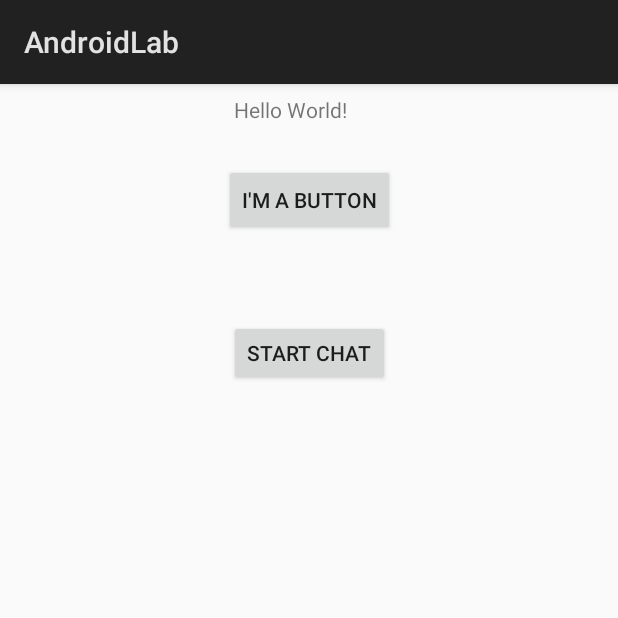
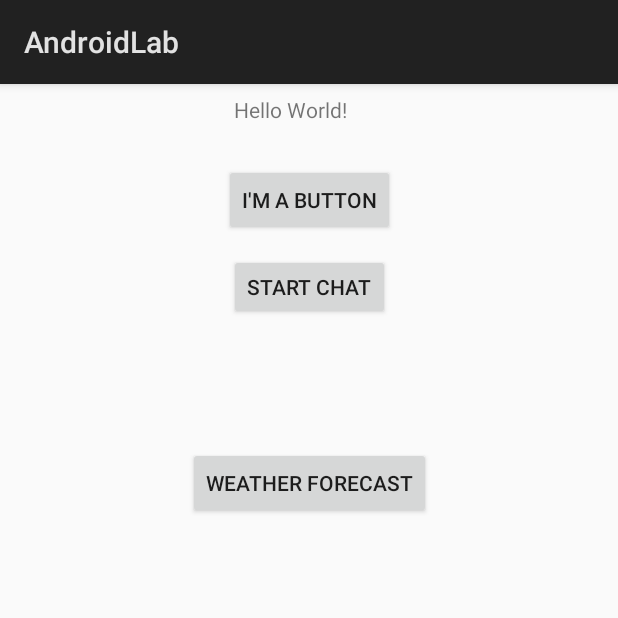
Before and after one commit to ThanhTrac/CST2335, an Android app: the StartActivity screen opened directly, with no data from a screen before it, on a phone screen of 412 x 824 dp, the top half of it. Run offline under Robolectric (Android 15) with nearby library versions, the phone set to English and light mode, and no system bars.

Commit message:
Finshed lab 5

```diff
--- a/app/build.gradle
+++ b/app/build.gradle
@@ -22,6 +22,7 @@ android {
 dependencies {
     implementation fileTree(dir: 'libs', include: ['*.jar'])
     implementation 'com.android.support.constraint:constraint-layout:1.0.2'
+    implementation 'com.android.support:appcompat-v7:26.1.0'
     testImplementation 'junit:junit:4.12'
     androidTestImplementation('com.android.support.test.espresso:espresso-core:3.0.1', {
         exclude group: 'com.android.support', module: 'support-annotations'
--- a/app/src/main/java/com/example/thanh/androidlab/StartActivity.java
+++ b/app/src/main/java/com/example/thanh/androidlab/StartActivity.java
@@ -14,6 +14,7 @@ public class StartActivity extends Activity {
 
     Button btn1;
     Button btnChart;
+    Button btnWeatherForeCast;
     @Override
     protected void onCreate(Bundle savedInstanceState) {
         super.onCreate(savedInstanceState);
@@ -22,6 +23,16 @@ public class StartActivity extends Activity {
         Log.i(ACTIVITY_NAME, "In onCreate()");
         btn1=(Button)findViewById(R.id.btn1);
         btnChart=(Button)findViewById(R.id.btnChart);
+        btnWeatherForeCast=(Button)findViewById(R.id.btnWeatherForecast);
+        btnWeatherForeCast.setOnClickListener(new View.OnClickListener(){
+
+            @Override
+            public void onClick(View v) {
+                Intent intent = new Intent(StartActivity.this, WeatherForecast.class);
+                startActivity(intent);
+            }
+        });
+
         btnChart.setOnClickListener(new View.OnClickListener(){
             @Override
             public void onClick(View view) {
@@ -35,8 +46,10 @@ public class StartActivity extends Activity {
     public void clickHandler(View view) {
         Intent intent = new Intent(this, ListItemActivity.class);
         startActivityForResult(intent, 10);
+    }
 
-    }
+
+
     @Override
     protected void onActivityResult(int requestCode, int resultCode, Intent data) {
 
@@ -53,32 +66,32 @@ public class StartActivity extends Activity {
             @Override
     protected void onStart(){
         super.onStart();
-        Toast.makeText(this, "onStart", Toast.LENGTH_SHORT  ).show();
+        //Toast.makeText(this, "onStart", Toast.LENGTH_SHORT  ).show();
         Log.i(ACTIVITY_NAME, "In onStart()");
     }
 
     @Override
     protected void onResume(){
         super.onResume();
-        Toast.makeText(this, "onResume", Toast.LENGTH_SHORT  ).show();
+        //Toast.makeText(this, "onResume", Toast.LENGTH_SHORT  ).show();
         Log.i(ACTIVITY_NAME, "In onResume()");
     }
     @Override
     protected void onPause(){
         super.onPause();
-        Toast.makeText(this, "onPause", Toast.LENGTH_SHORT  ).show();
+        //Toast.makeText(this, "onPause", Toast.LENGTH_SHORT  ).show();
         Log.i(ACTIVITY_NAME, "In onPause()");
     }
     @Override
     protected void onStop(){
         super.onStop();
-        Toast.makeText(this, "onStop", Toast.LENGTH_SHORT  ).show();
+        //Toast.makeText(this, "onStop", Toast.LENGTH_SHORT  ).show();
         Log.i(ACTIVITY_NAME, "In onStop()");
     }
     @Override
     protected void onDestroy(){
         super.onDestroy();
-        Toast.makeText(this, "onDestroy", Toast.LENGTH_SHORT  ).show();
+        //Toast.makeText(this, "onDestroy", Toast.LENGTH_SHORT  ).show();
         Log.i(ACTIVITY_NAME, "In onDestroy()");
     }
 
--- a/app/src/main/res/layout/activity_start.xml
+++ b/app/src/main/res/layout/activity_start.xml
@@ -39,13 +39,24 @@
         android:layout_height="44dp"
         android:layout_marginEnd="8dp"
         android:layout_marginStart="8dp"
-        android:layout_marginTop="56dp"
+        android:layout_marginTop="12dp"
         android:text="@string/start_chat"
         app:layout_constraintEnd_toEndOf="parent"
-        app:layout_constraintHorizontal_bias="0.502"
         app:layout_constraintLeft_toLeftOf="parent"
         app:layout_constraintRight_toRightOf="parent"
         app:layout_constraintStart_toStartOf="parent"
         app:layout_constraintTop_toBottomOf="@+id/btn1" />
 
+    <Button
+        android:id="@+id/btnWeatherForecast"
+        android:layout_width="wrap_content"
+        android:layout_height="wrap_content"
+        android:text="@string/weather_forecast"
+        app:layout_constraintBottom_toBottomOf="parent"
+        app:layout_constraintHorizontal_bias="0.502"
+        app:layout_constraintLeft_toLeftOf="parent"
+        app:layout_constraintRight_toRightOf="parent"
+        app:layout_constraintTop_toTopOf="parent"
+        app:layout_constraintVertical_bias="0.336" />
+
 </android.support.constraint.ConstraintLayout>
--- a/app/src/main/res/values/strings.xml
+++ b/app/src/main/res/values/strings.xml
@@ -15,4 +15,8 @@
     <string name="cancel">Cancel</string>
     <string name="start_chat">Start Chat</string>
     <string name="button_send">Send</string>
+    <string name="weather_forecast">Weather Forecast</string>
+    <string name="current_temperature">Current Temperature</string>
+    <string name="min_temperature">Minimum Temperature</string>
+    <string name="max_temperature">Maximum Temperature</string>
 </resources>
```
Also changed, not shown: app/src/main/AndroidManifest.xml (+5 -5 lines), app/src/main/java/com/example/thanh/androidlab/ChatDatabaseHelper.java (added, +49 -0 lines), app/src/main/java/com/example/thanh/androidlab/ChatWindow.java (+55 -4 lines), app/src/main/java/com/example/thanh/androidlab/WeatherForecast.java (added, +13 -0 lines), app/src/main/res/layout/activity_weather_forecast.xml (added, +63 -0 lines).
